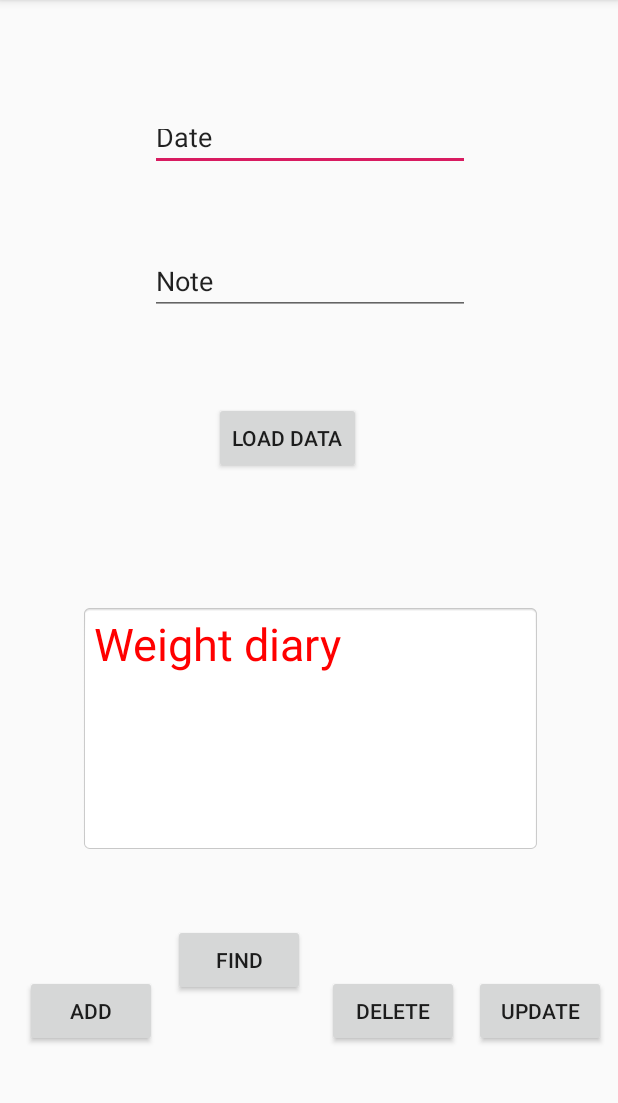
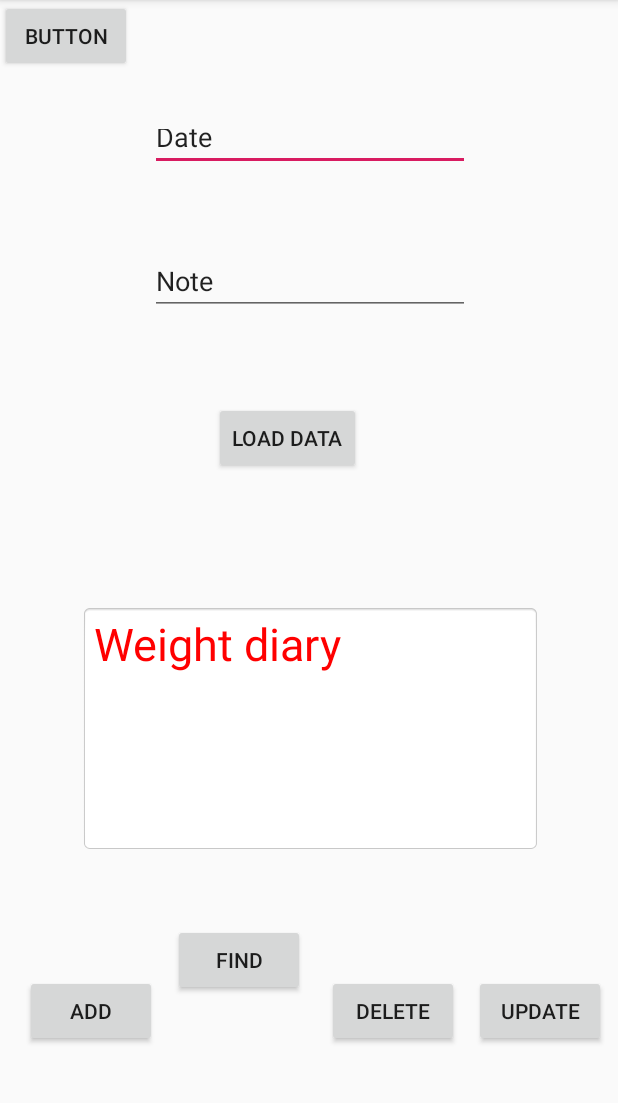
Before and after one commit to gwillig/android_app_weight, an Android app: the screen it shows after launch (MainActivity), on a phone screen of 412 x 824 dp, the part 84-1187 px from its top. Run offline under Robolectric (Android 15) with nearby library versions, the phone set to English and light mode, and no system bars.

Commit message:
Changed layout design

```diff
--- a/app/src/main/res/layout/activity_main.xml
+++ b/app/src/main/res/layout/activity_main.xml
@@ -28,10 +28,10 @@
         android:id="@+id/studentName"
         android:layout_width="wrap_content"
         android:layout_height="41dp"
-        android:layout_marginBottom="8dp"
-        android:layout_marginEnd="8dp"
         android:layout_marginStart="8dp"
         android:layout_marginTop="8dp"
+        android:layout_marginEnd="8dp"
+        android:layout_marginBottom="8dp"
         android:ems="10"
         android:inputType="textPersonName"
         android:text="Note"
@@ -46,12 +46,12 @@
         android:id="@+id/btnload"
         android:layout_width="wrap_content"
         android:layout_height="wrap_content"
-        android:layout_marginBottom="8dp"
-        android:layout_marginEnd="8dp"
         android:layout_marginStart="8dp"
         android:layout_marginTop="8dp"
+        android:layout_marginEnd="8dp"
+        android:layout_marginBottom="8dp"
+        android:onClick="loadStudents"
         android:text="Load Data"
-        android:onClick="loadStudents"
         app:layout_constraintBottom_toBottomOf="parent"
         app:layout_constraintEnd_toEndOf="parent"
         app:layout_constraintHorizontal_bias="0.453"
@@ -63,10 +63,10 @@
         android:id="@+id/list"
         android:layout_width="307dp"
         android:layout_height="166dp"
-        android:layout_marginBottom="8dp"
-        android:layout_marginEnd="8dp"
         android:layout_marginStart="8dp"
         android:layout_marginTop="8dp"
+        android:layout_marginEnd="8dp"
+        android:layout_marginBottom="8dp"
         android:background="@android:drawable/editbox_background"
         android:text="Weight diary"
         android:textColor="#ff0000"
@@ -82,10 +82,10 @@
         android:id="@+id/btnadd"
         android:layout_width="wrap_content"
         android:layout_height="wrap_content"
-        android:layout_marginBottom="8dp"
-        android:layout_marginEnd="8dp"
         android:layout_marginStart="8dp"
         android:layout_marginTop="8dp"
+        android:layout_marginEnd="8dp"
+        android:layout_marginBottom="8dp"
         android:onClick="addStudent"
         android:text="ADD"
         app:layout_constraintBottom_toBottomOf="parent"
@@ -113,10 +113,10 @@
         android:id="@+id/btndelete"
         android:layout_width="wrap_content"
         android:layout_height="wrap_content"
-        android:layout_marginBottom="8dp"
-        android:layout_marginEnd="8dp"
         android:layout_marginStart="8dp"
         android:layout_marginTop="8dp"
+        android:layout_marginEnd="8dp"
+        android:layout_marginBottom="8dp"
         android:onClick="deleteStudent"
         android:text="DELETE"
         app:layout_constraintBottom_toBottomOf="parent"
@@ -130,10 +130,10 @@
         android:id="@+id/btnupdate"
         android:layout_width="wrap_content"
         android:layout_height="wrap_content"
-        android:layout_marginBottom="8dp"
-        android:layout_marginEnd="8dp"
         android:layout_marginStart="8dp"
         android:layout_marginTop="8dp"
+        android:layout_marginEnd="8dp"
+        android:layout_marginBottom="8dp"
         android:onClick="updateStudent"
         android:text="UPDATE"
         app:layout_constraintBottom_toBottomOf="parent"
@@ -142,4 +142,13 @@
         app:layout_constraintStart_toStartOf="parent"
         app:layout_constraintTop_toTopOf="parent"
         app:layout_constraintVertical_bias="0.912" />
+
+    <Button
+        android:id="@+id/button"
+        android:layout_width="wrap_content"
+        android:layout_height="wrap_content"
+        android:text="Button"
+        tools:layout_editor_absoluteX="69dp"
+        tools:layout_editor_absoluteY="678dp" />
+
 </android.support.constraint.ConstraintLayout>
```
